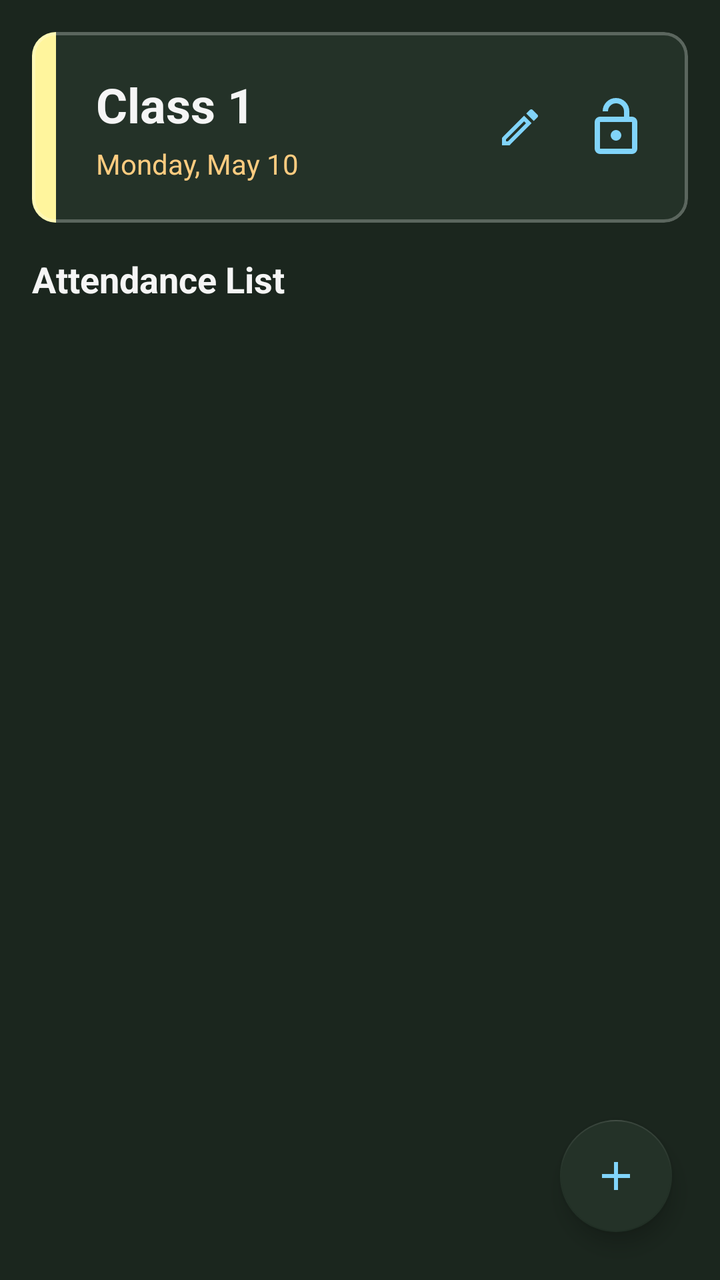
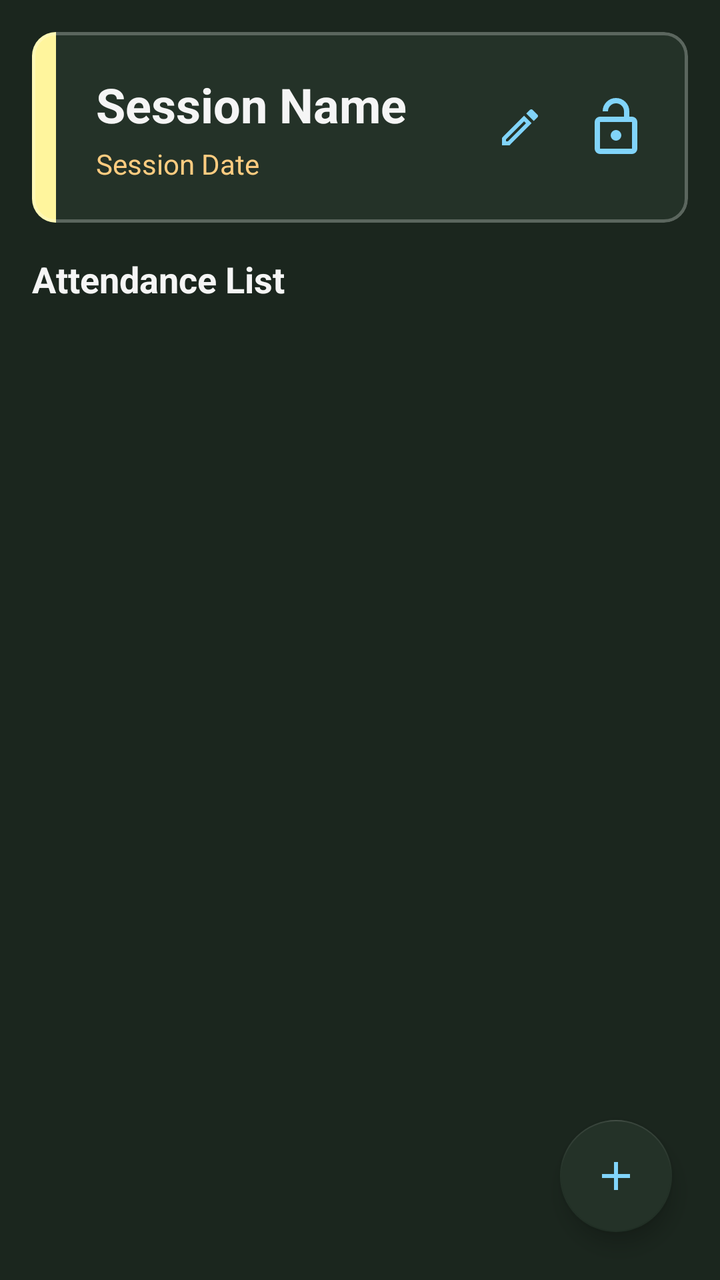

Compare the two renders of this Android layout. The source of the first and the diff that turns it into the second are given below.
<!-- AndroidManifest.xml: application theme Theme.Presensor -->
<!-- res/layout/layout_session_detail.xml -->
<?xml version="1.0" encoding="utf-8"?>
<androidx.coordinatorlayout.widget.CoordinatorLayout xmlns:android="http://schemas.android.com/apk/res/android"
    xmlns:app="http://schemas.android.com/apk/res-auto"
    android:layout_width="match_parent"
    android:layout_height="match_parent"
    android:background="?android:attr/windowBackground">

    <LinearLayout
        android:layout_width="match_parent"
        android:layout_height="match_parent"
        android:orientation="vertical"
        android:padding="16dp">

        <com.google.android.material.card.MaterialCardView
            android:layout_width="match_parent"
            android:layout_height="wrap_content"
            android:layout_marginBottom="16dp"
            app:cardCornerRadius="12dp"
            app:cardBackgroundColor="#243228"
            app:cardElevation="0dp"
            app:strokeWidth="1.5dp"
            app:strokeColor="#40FFFFFF">

            <androidx.constraintlayout.widget.ConstraintLayout
                android:layout_width="match_parent"
                android:layout_height="wrap_content">

                <View
                    android:id="@+id/viewSessionDetailAccent"
                    android:layout_width="12dp"
                    android:layout_height="0dp"
                    android:background="@color/chalk_yellow"
                    app:layout_constraintBottom_toBottomOf="parent"
                    app:layout_constraintStart_toStartOf="parent"
                    app:layout_constraintTop_toTopOf="parent" />

                <RelativeLayout
                    android:layout_width="0dp"
                    android:layout_height="wrap_content"
                    android:padding="20dp"
                    app:layout_constraintEnd_toEndOf="parent"
                    app:layout_constraintStart_toEndOf="@id/viewSessionDetailAccent"
                    app:layout_constraintTop_toTopOf="parent">

                    <LinearLayout
                        android:layout_width="wrap_content"
                        android:layout_height="wrap_content"
                        android:orientation="vertical"
                        android:layout_alignParentStart="true"
                        android:layout_toStartOf="@id/btnEditSessionInternal">

                        <TextView
                            android:id="@+id/txtSessionTitle"
                            android:layout_width="wrap_content"
                            android:layout_height="wrap_content"
                            android:text="Class 1"
                            android:maxLines="2"
                            android:ellipsize="end"
                            android:textColor="?attr/colorPrimary"
                            android:textSize="24sp"
                            android:textStyle="bold" />

                        <TextView
                            android:id="@+id/txtSessionSubtitle"
                            android:layout_width="wrap_content"
                            android:layout_height="wrap_content"
                            android:layout_marginTop="4dp"
                            android:text="Monday, May 10"
                            android:textColor="?attr/descriptiveTextColor"
                            android:textSize="14sp" />
                    </LinearLayout>

                    <ImageView
                        android:id="@+id/btnEditSessionInternal"
                        android:layout_width="32dp"
                        android:layout_height="32dp"
                        android:layout_centerVertical="true"
                        android:layout_toStartOf="@id/imgMasterLock"
                        android:layout_marginEnd="16dp"
                        android:padding="4dp"
                        android:src="@drawable/ic_edit"
                        android:clickable="true"
                        android:focusable="true"
                        android:background="?android:attr/selectableItemBackgroundBorderless"
                        app:tint="?attr/actionItemColor" />

                    <ImageView
                        android:id="@+id/imgMasterLock"
                        android:layout_width="32dp"
                        android:layout_height="32dp"
                        android:layout_alignParentEnd="true"
                        android:layout_centerVertical="true"
                        android:src="@drawable/status_unlock"
                        app:tint="?attr/actionItemColor" />
                </RelativeLayout>
            </androidx.constraintlayout.widget.ConstraintLayout>
        </com.google.android.material.card.MaterialCardView>

        <TextView
            android:layout_width="wrap_content"
            android:layout_height="wrap_content"
            android:text="Attendance List"
            android:textSize="18sp"
            android:textStyle="bold"
            android:layout_marginBottom="8dp"
            android:textColor="?attr/colorPrimary" />

        <androidx.core.widget.NestedScrollView
            android:layout_width="match_parent"
            android:layout_height="match_parent"
            android:clipToPadding="false">

            <LinearLayout
                android:id="@+id/attendanceContainer"
                android:layout_width="match_parent"
                android:layout_height="wrap_content"
                android:orientation="vertical"
                android:paddingBottom="100dp" />
        </androidx.core.widget.NestedScrollView>
    </LinearLayout>

    <com.google.android.material.floatingactionbutton.FloatingActionButton
        android:id="@+id/btnRegisterManualAttendance"
        android:layout_width="wrap_content"
        android:layout_height="wrap_content"
        android:layout_gravity="bottom|end"
        android:layout_margin="24dp"
        app:srcCompat="@drawable/ic_add"
        app:backgroundTint="?attr/cardBackgroundColor"
        app:tint="?attr/actionItemColor" />

</androidx.coordinatorlayout.widget.CoordinatorLayout>
<!-- resources referenced by this layout -->
<resources>
  <color name="chalk_yellow">#FFF59D</color>
  <!-- drawable ic_add (drawable) -->
  <vector xmlns:android="http://schemas.android.com/apk/res/android" android:height="24dp" android:tint="#000000" android:viewportHeight="960" android:viewportWidth="960" android:width="24dp">
        
      <path android:fillColor="@android:color/white" android:pathData="M440,520L200,520L200,440L440,440L440,200L520,200L520,440L760,440L760,520L520,520L520,760L440,760L440,520Z"/>
      
  </vector>
  <!-- drawable ic_edit (drawable) -->
  <vector xmlns:android="http://schemas.android.com/apk/res/android" android:height="24dp" android:tint="#000000" android:viewportHeight="24" android:viewportWidth="24" android:width="24dp">
        
      <path android:fillColor="@android:color/white" android:pathData="M3,17.25V21h3.75L17.81,9.94l-3.75,-3.75L3,17.25zM5.92,19H5v-0.92l9.06,-9.06 0.92,0.92L5.92,19zM20.71,5.63l-2.34,-2.34c-0.2,-0.2 -0.45,-0.29 -0.71,-0.29s-0.51,0.1 -0.7,0.29l-1.83,1.83 3.75,3.75 1.83,-1.83c0.39,-0.39 0.39,-1.02 0,-1.41z"/>
      
  </vector>
  <!-- drawable status_unlock (drawable) -->
  <vector xmlns:android="http://schemas.android.com/apk/res/android"
      android:width="24dp"
      android:height="24dp"
      android:viewportWidth="960"
      android:viewportHeight="960">
    <path
        android:pathData="M240,320h360v-80q0,-50 -35,-85t-85,-35q-50,0 -85,35t-35,85h-80q0,-83 58.5,-141.5T480,40q83,0 141.5,58.5T680,240v80h40q33,0 56.5,23.5T800,400v400q0,33 -23.5,56.5T720,880L240,880q-33,0 -56.5,-23.5T160,800v-400q0,-33 23.5,-56.5T240,320ZM240,800h480v-400L240,400v400ZM536.5,656.5Q560,633 560,600t-23.5,-56.5Q513,520 480,520t-56.5,23.5Q400,567 400,600t23.5,56.5Q447,680 480,680t56.5,-23.5ZM240,800v-400,400Z"
        android:fillColor="#e3e3e3"/>
  </vector>
  <style name="Theme.Presensor" parent="Base.Theme.Presensor" />
  <style name="Base.Theme.Presensor" parent="Theme.MaterialComponents.DayNight.NoActionBar">
          <item name="colorPrimary">@color/chalk_white</item>
          <item name="colorOnPrimary">@color/blackboard_green</item>
  
          <item name="android:windowBackground">@color/blackboard_green</item>
          <item name="colorSurface">@color/surface_dark</item>
  
          <item name="android:statusBarColor">#141D16</item>
          <item name="android:windowLightStatusBar">false</item>
          <item name="android:textColorPrimary">@color/chalk_white</item>
          <item name="android:textColorSecondary" format="color">@color/chalk_blue</item>
          <item name="timestampColor" format="color">@color/chalk_teal</item>
          <item name="actionItemColor" format="color">@color/chalk_blue</item>
          <item name="descriptiveTextColor" format="color">@color/chalk_orange</item>
          <item name="cardFrameColor" format="color">@color/blackboard_frame</item>
          <item name="cardBackgroundColor" format="color">@color/blackboard_lighter_green</item>
  
          <item name="studentSkippedClassColor" format="color">@color/chalk_red</item>
          <item name="studentAttendedClassColor" format="color">@color/chalk_green</item>
      </style>
  <color name="chalk_white">#F5F5F5</color>
  <color name="blackboard_green">#1B261E</color>
  <color name="surface_dark">#243027</color>
  <color name="chalk_blue">#81D4FA</color>
  <color name="chalk_teal">#80CBC4</color>
  <color name="chalk_orange">#FFCC80</color>
  <color name="blackboard_frame">#40FFFFFF</color>
  <color name="blackboard_lighter_green">#243228</color>
  <color name="chalk_red">#EF9A9A</color>
  <color name="chalk_green">#C5E1A5</color>
</resources>

<!-- the commit's change to res/layout/layout_session_detail.xml (unified diff, before → after) -->
@@ -53,7 +53,7 @@
                             android:id="@+id/txtSessionTitle"
                             android:layout_width="wrap_content"
                             android:layout_height="wrap_content"
-                            android:text="Class 1"
+                            android:text="@string/hint_session_name"
                             android:maxLines="2"
                             android:ellipsize="end"
                             android:textColor="?attr/colorPrimary"
@@ -65,7 +65,7 @@
                             android:layout_width="wrap_content"
                             android:layout_height="wrap_content"
                             android:layout_marginTop="4dp"
-                            android:text="Monday, May 10"
+                            android:text="@string/hint_session_date"
                             android:textColor="?attr/descriptiveTextColor"
                             android:textSize="14sp" />
                     </LinearLayout>
@@ -99,7 +99,7 @@
         <TextView
             android:layout_width="wrap_content"
             android:layout_height="wrap_content"
-            android:text="Attendance List"
+            android:text="@string/title_attendance_list"
             android:textSize="18sp"
             android:textStyle="bold"
             android:layout_marginBottom="8dp"
<!-- resource entries referenced after the edit -->
@@ -23,6 +23,9 @@
         android:pathData="M240,320h360v-80q0,-50 -35,-85t-85,-35q-50,0 -85,35t-35,85h-80q0,-83 58.5,-141.5T480,40q83,0 141.5,58.5T680,240v80h40q33,0 56.5,23.5T800,400v400q0,33 -23.5,56.5T720,880L240,880q-33,0 -56.5,-23.5T160,800v-400q0,-33 23.5,-56.5T240,320ZM240,800h480v-400L240,400v400ZM536.5,656.5Q560,633 560,600t-23.5,-56.5Q513,520 480,520t-56.5,23.5Q400,567 400,600t23.5,56.5Q447,680 480,680t56.5,-23.5ZM240,800v-400,400Z"
         android:fillColor="#e3e3e3"/>
   </vector>
+  <string name="hint_session_date">Session Date</string>
+  <string name="hint_session_name">Session Name</string>
+  <string name="title_attendance_list">Attendance List</string>
   <style name="Theme.Presensor" parent="Base.Theme.Presensor" />
   <style name="Base.Theme.Presensor" parent="Theme.MaterialComponents.DayNight.NoActionBar">
           <item name="colorPrimary">@color/chalk_white</item>
